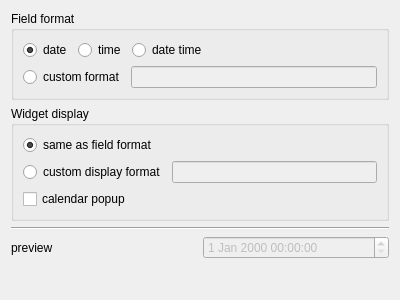
Qt form src/ui/editorwidgets/qgsdatetimeeditconfig.ui (qgis/QGIS) before a commit.
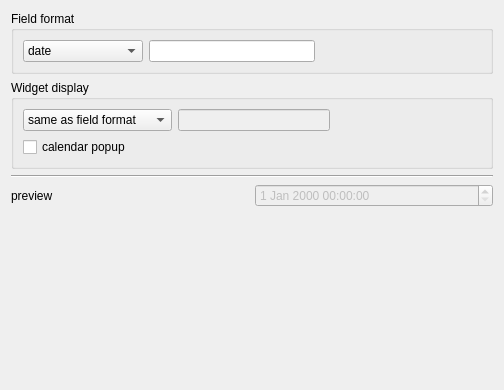
The same form after that commit.

Commit message: better design of config

Patch:
```diff
--- a/src/ui/editorwidgets/qgsdatetimeeditconfig.ui
+++ b/src/ui/editorwidgets/qgsdatetimeeditconfig.ui
@@ -6,15 +6,22 @@
    <rect>
     <x>0</x>
     <y>0</y>
-    <width>400</width>
-    <height>300</height>
+    <width>504</width>
+    <height>390</height>
    </rect>
   </property>
   <property name="windowTitle">
    <string>Form</string>
   </property>
   <layout class="QGridLayout" name="gridLayout">
-   <item row="7" column="0">
+   <item row="6" column="0">
+    <widget class="Line" name="line">
+     <property name="orientation">
+      <enum>Qt::Horizontal</enum>
+     </property>
+    </widget>
+   </item>
+   <item row="8" column="0">
     <spacer name="verticalSpacer">
      <property name="orientation">
       <enum>Qt::Vertical</enum>
@@ -27,14 +34,63 @@
      </property>
     </spacer>
    </item>
-   <item row="5" column="0">
-    <widget class="Line" name="line">
-     <property name="orientation">
-      <enum>Qt::Horizontal</enum>
+   <item row="2" column="0">
+    <widget class="QGroupBox" name="groupBox">
+     <property name="title">
+      <string>Widget display</string>
      </property>
+     <layout class="QGridLayout" name="gridLayout_2">
+      <item row="0" column="1">
+       <widget class="QLineEdit" name="mDisplayFormatEdit">
+        <property name="enabled">
+         <bool>false</bool>
+        </property>
+       </widget>
+      </item>
+      <item row="1" column="0">
+       <widget class="QCheckBox" name="mCalendarPopupCheckBox">
+        <property name="layoutDirection">
+         <enum>Qt::LeftToRight</enum>
+        </property>
+        <property name="text">
+         <string>calendar popup</string>
+        </property>
+       </widget>
+      </item>
+      <item row="0" column="0">
+       <widget class="QComboBox" name="mDisplayFormatComboBox">
+        <property name="sizeAdjustPolicy">
+         <enum>QComboBox::AdjustToContents</enum>
+        </property>
+        <item>
+         <property name="text">
+          <string>same as field format</string>
+         </property>
+        </item>
+        <item>
+         <property name="text">
+          <string>custom display format</string>
+         </property>
+        </item>
+       </widget>
+      </item>
+      <item row="0" column="2">
+       <spacer name="horizontalSpacer_2">
+        <property name="orientation">
+         <enum>Qt::Horizontal</enum>
+        </property>
+        <property name="sizeHint" stdset="0">
+         <size>
+          <width>40</width>
+          <height>20</height>
+         </size>
+        </property>
+       </spacer>
+      </item>
+     </layout>
     </widget>
    </item>
-   <item row="6" column="0">
+   <item row="7" column="0">
     <layout class="QHBoxLayout" name="horizontalLayout_3">
      <item>
       <widget class="QLabel" name="label">
@@ -58,126 +114,39 @@
       <string>Field format</string>
      </property>
      <layout class="QGridLayout" name="gridLayout_3">
-      <item row="1" column="0">
-       <layout class="QHBoxLayout" name="horizontalLayout_5">
-        <item>
-         <widget class="QRadioButton" name="mCustomFieldFormatRadio">
-          <property name="text">
-           <string>custom format</string>
-          </property>
-          <attribute name="buttonGroup">
-           <string notr="true">fieldButtonGroup</string>
-          </attribute>
-         </widget>
-        </item>
-        <item>
-         <widget class="QLineEdit" name="mFieldFormatEdit">
-          <property name="enabled">
-           <bool>false</bool>
-          </property>
-         </widget>
-        </item>
-       </layout>
-      </item>
       <item row="0" column="0">
-       <layout class="QHBoxLayout" name="horizontalLayout">
+       <widget class="QComboBox" name="mFieldFormatComboBox">
+        <property name="minimumSize">
+         <size>
+          <width>120</width>
+          <height>0</height>
+         </size>
+        </property>
         <item>
-         <widget class="QRadioButton" name="mDateRadio">
-          <property name="text">
-           <string>date</string>
-          </property>
-          <property name="checked">
-           <bool>true</bool>
-          </property>
-          <attribute name="buttonGroup">
-           <string notr="true">fieldButtonGroup</string>
-          </attribute>
-         </widget>
+         <property name="text">
+          <string>date</string>
+         </property>
         </item>
         <item>
-         <widget class="QRadioButton" name="mTimeRadio">
-          <property name="text">
-           <string>time</string>
-          </property>
-          <attribute name="buttonGroup">
-           <string notr="true">fieldButtonGroup</string>
-          </attribute>
-         </widget>
+         <property name="text">
+          <string>time</string>
+         </property>
         </item>
         <item>
-         <widget class="QRadioButton" name="mDateTimeRadio">
-          <property name="text">
-           <string>date time</string>
-          </property>
-          <property name="checked">
-           <bool>false</bool>
-          </property>
-          <attribute name="buttonGroup">
-           <string notr="true">fieldButtonGroup</string>
-          </attribute>
-         </widget>
+         <property name="text">
+          <string>date &amp; time</string>
+         </property>
         </item>
         <item>
-         <spacer name="horizontalSpacer">
-          <property name="orientation">
-           <enum>Qt::Horizontal</enum>
-          </property>
-          <property name="sizeHint" stdset="0">
-           <size>
-            <width>40</width>
-            <height>20</height>
-           </size>
-          </property>
-         </spacer>
+         <property name="text">
+          <string>custom format</string>
+         </property>
         </item>
-       </layout>
-      </item>
-     </layout>
-    </widget>
-   </item>
-   <item row="1" column="0">
-    <widget class="QGroupBox" name="groupBox">
-     <property name="title">
-      <string>Widget display</string>
-     </property>
-     <layout class="QGridLayout" name="gridLayout_2">
-      <item row="1" column="0">
-       <layout class="QHBoxLayout" name="horizontalLayout_2">
-        <item>
-         <widget class="QRadioButton" name="mCustomDisplayFormatRadio">
-          <property name="text">
-           <string>custom display format</string>
-          </property>
-          <attribute name="buttonGroup">
-           <string notr="true">displayButtonGroup</string>
-          </attribute>
-         </widget>
-        </item>
-        <item>
-         <widget class="QLineEdit" name="mDisplayFormatEdit">
-          <property name="enabled">
-           <bool>false</bool>
-          </property>
-         </widget>
-        </item>
-       </layout>
-      </item>
-      <item row="2" column="0">
-       <widget class="QCheckBox" name="mCalendarPopupCheckBox">
-        <property name="layoutDirection">
-         <enum>Qt::LeftToRight</enum>
-        </property>
-        <property name="text">
-         <string>calendar popup</string>
-        </property>
        </widget>
       </item>
-      <item row="0" column="0">
-       <widget class="QRadioButton" name="mAutoDisplayFormatRadio">
-        <property name="text">
-         <string>same as field format</string>
-        </property>
-        <property name="checked">
+      <item row="0" column="1">
+       <widget class="QLineEdit" name="mFieldFormatEdit">
+        <property name="enabled">
          <bool>true</bool>
         </property>
         <attribute name="buttonGroup">
@@ -185,6 +154,19 @@
         </attribute>
        </widget>
       </item>
+      <item row="0" column="2">
+       <spacer name="horizontalSpacer">
+        <property name="orientation">
+         <enum>Qt::Horizontal</enum>
+        </property>
+        <property name="sizeHint" stdset="0">
+         <size>
+          <width>40</width>
+          <height>20</height>
+         </size>
+        </property>
+       </spacer>
+      </item>
      </layout>
     </widget>
    </item>
```
Left out of the diff: 4 changed lines with no effect on the pictures. The commit also changes 2 other files.
